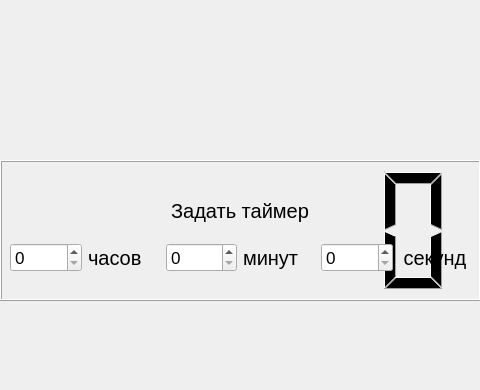
This is timer_stand.ui in YFender/Planning as Qt 5 draws it before an edit; both pictures show x 0 to 480 and y 0 to 390 of the 480 by 640 pixel window. The edited form follows.
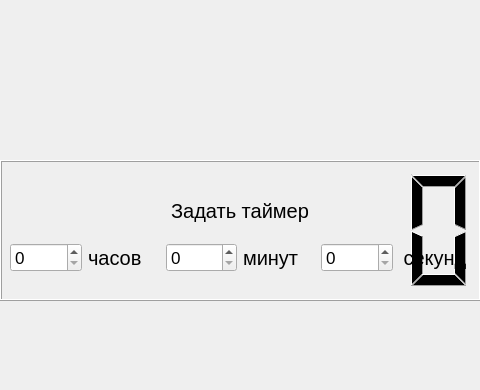
This is the edited form.

What changed in the file:
```diff
--- a/timer_stand.ui
+++ b/timer_stand.ui
@@ -41,7 +41,7 @@
     <bool>false</bool>
    </property>
    <property name="digitCount">
-    <number>6</number>
+    <number>7</number>
    </property>
   </widget>
   <widget class="QLabel" name="label">
```
